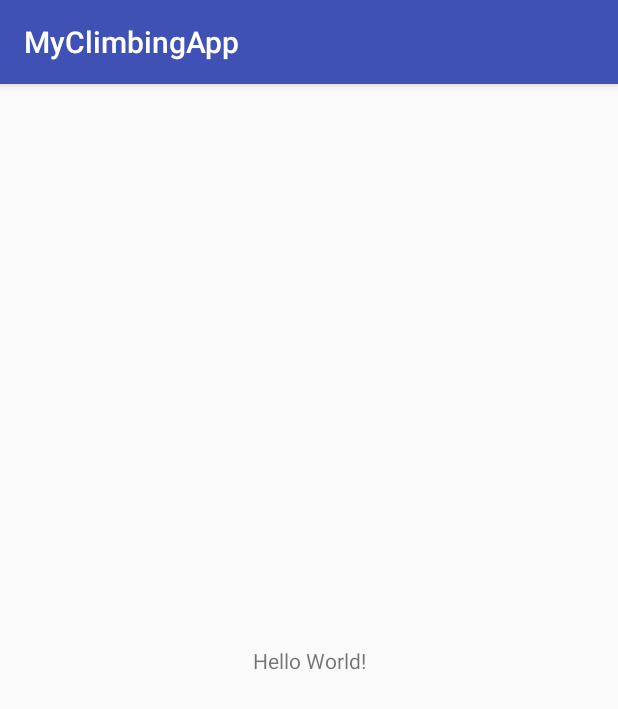
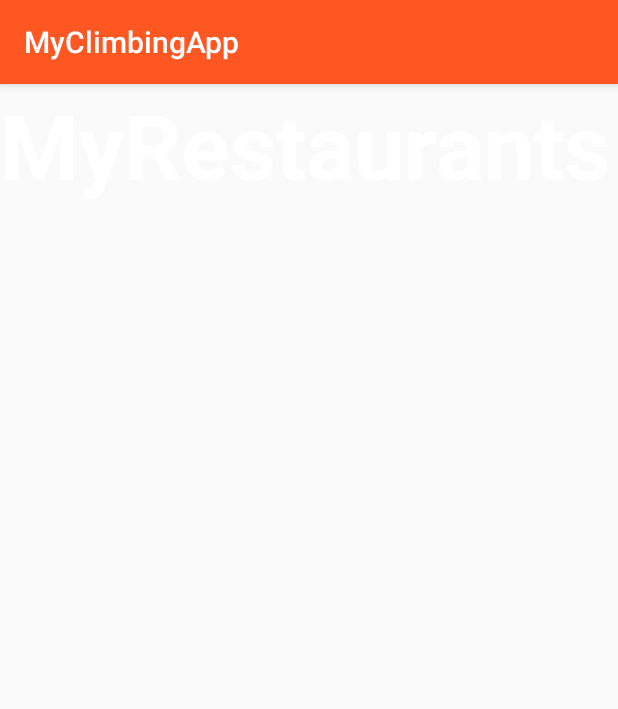
Before and after one commit to ktenzel/MyClimbingApp, an Android app: the screen it shows after launch (MainActivity), on a phone screen of 412 x 824 dp. Shown: the top 709 px of the screen. Run offline under Robolectric (Android 15) with nearby library versions, the light colour scheme and no system bars; our stand-ins replace ButterKnife; 2 statements that could not run were skipped.

Commit message:
add typeface and color to app

```diff
--- a/app/src/main/java/com/epicodus/example/myclimbingapp/MainActivity.java
+++ b/app/src/main/java/com/epicodus/example/myclimbingapp/MainActivity.java
@@ -1,13 +1,21 @@
 package com.epicodus.example.myclimbingapp;
 
+import android.graphics.Typeface;
 import android.support.v7.app.AppCompatActivity;
 import android.os.Bundle;
+import android.widget.TextView;
+
+import butterknife.BindView;
 
 public class MainActivity extends AppCompatActivity {
+    @BindView(R.id.appNameTextView)
+    TextView mAppNameTextView;
 
     @Override
     protected void onCreate(Bundle savedInstanceState) {
         super.onCreate(savedInstanceState);
         setContentView(R.layout.activity_main);
+        Typeface ostrichFont = Typeface.createFromAsset(getAssets(), "fonts/Base02.ttf");
+        mAppNameTextView.setTypeface(ostrichFont);
     }
 }
--- a/app/src/main/res/layout/activity_main.xml
+++ b/app/src/main/res/layout/activity_main.xml
@@ -9,10 +9,13 @@
     <TextView
         android:layout_width="wrap_content"
         android:layout_height="wrap_content"
-        android:text="Hello World!"
-        app:layout_constraintBottom_toBottomOf="parent"
-        app:layout_constraintLeft_toLeftOf="parent"
-        app:layout_constraintRight_toRightOf="parent"
-        app:layout_constraintTop_toTopOf="parent" />
+        android:text="MyRestaurants"
+        android:layout_alignParentTop="true"
+        android:layout_centerHorizontal="true"
+        android:layout_marginTop="35dp"
+        android:textColor="@color/colorTextIcons"
+        android:textSize="60sp"
+        android:textStyle="bold"
+        android:id="@+id/appNameTextView" />
 
 </android.support.constraint.ConstraintLayout>
--- a/app/src/main/res/values/colors.xml
+++ b/app/src/main/res/values/colors.xml
@@ -1,6 +1,11 @@
 <?xml version="1.0" encoding="utf-8"?>
 <resources>
-    <color name="colorPrimary">#3F51B5</color>
-    <color name="colorPrimaryDark">#303F9F</color>
-    <color name="colorAccent">#FF4081</color>
+    <color name="colorPrimary">#FF5722</color>
+    <color name="colorPrimaryDark">#E64A19</color>
+    <color name="colorPrimaryLight">#FFCCBC</color>
+    <color name="colorTextIcons">#FFFFFF</color>
+    <color name="colorAccent">#009688</color>
+    <color name="colorPrimaryText">#212121</color>
+    <color name="colorSecondaryText">#727272</color>
+    <color name="colorDivider">#B6B6B6</color>
 </resources>
```
Also changed, not shown: app/build.gradle (+22 -1 lines).
